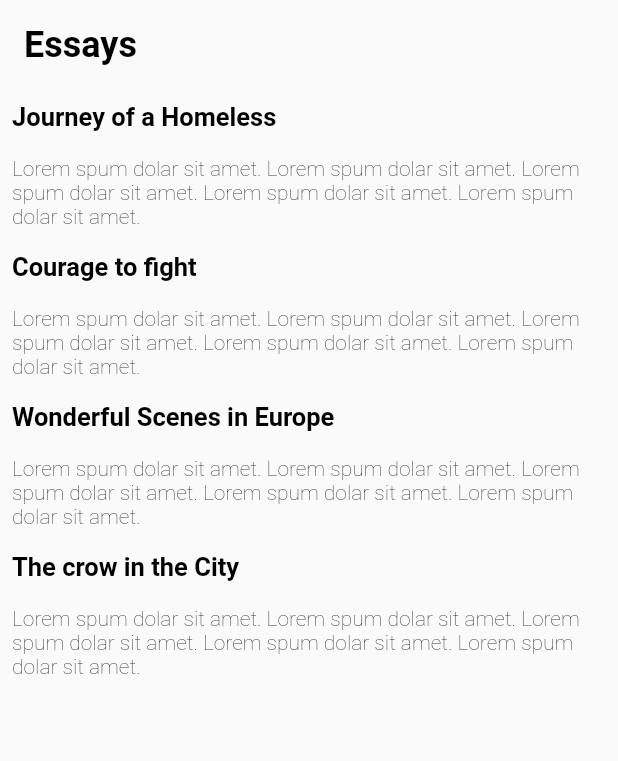
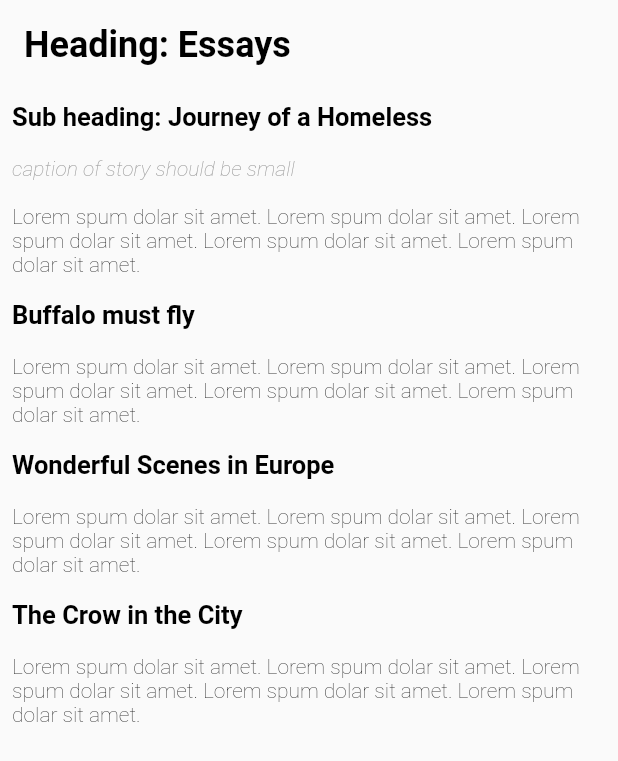
Before and after one commit to naveedjamali/flutter_named_constructor, a Flutter app: the screen it shows after launch, on a phone screen of 412 x 824 dp. Shown: the top 761 px of the screen. Run offline on Flutter 3.47's test engine with Material 2 defaults, Android fonts, the phone set to English and light mode, and no system bars.

Commit message:
New code added.

```diff
--- a/lib/main.dart
+++ b/lib/main.dart
@@ -14,18 +14,10 @@ class MyApp extends StatelessWidget {
     return MaterialApp(
       title: 'Flutter Demo',
       theme: ThemeData(
-        // This is the theme of your application.
-        //
-        // Try running your application with "flutter run". You'll see the
-        // application has a blue toolbar. Then, without quitting the app, try
-        // changing the primarySwatch below to Colors.green and then invoke
-        // "hot reload" (press "r" in the console where you ran "flutter run",
-        // or simply save your changes to "hot reload" in a Flutter IDE).
-        // Notice that the counter didn't reset back to zero; the application
-        // is not restarted.
+
         primarySwatch: Colors.blue,
       ),
-      home: HomeScreen(
+      home: Home(
         key: GlobalKey(),
       ),
     );
--- a/lib/screens/home.dart
+++ b/lib/screens/home.dart
@@ -1,8 +1,8 @@
 import 'package:flutter/material.dart';
 import 'package:flutter_named_constructor/widgets/my_text.dart';
 
-class HomeScreen extends StatelessWidget {
-  const HomeScreen({Key? key}) : super(key: key);
+class Home extends StatelessWidget {
+  const Home({Key? key}) : super(key: key);
 
   @override
   Widget build(BuildContext context) {
@@ -11,18 +11,19 @@ class HomeScreen extends StatelessWidget {
         mainAxisAlignment: MainAxisAlignment.start,
         crossAxisAlignment: CrossAxisAlignment.start,
         children: [
-          MyText.title("Essays"),
-          MyText.subTitle("Journey of a Homeless"),
-          MyText.paragraph(
+          Write.heading("Heading: Essays"),
+          Write.subheading("Sub heading: Journey of a Homeless"),
+          Write.caption("caption of story should be small"),
+          Write.paragraph(
               "Lorem spum dolar sit amet. Lorem spum dolar sit amet. Lorem spum dolar sit amet. Lorem spum dolar sit amet. Lorem spum dolar sit amet. "),
-          MyText.subTitle("Courage to fight"),
-          MyText.paragraph(
+          Write.subheading("Buffalo must fly"),
+          Write.paragraph(
               "Lorem spum dolar sit amet. Lorem spum dolar sit amet. Lorem spum dolar sit amet. Lorem spum dolar sit amet. Lorem spum dolar sit amet. "),
-          MyText.subTitle("Wonderful Scenes in Europe"),
-          MyText.paragraph(
+          Write.subheading("Wonderful Scenes in Europe"),
+          Write.paragraph(
               "Lorem spum dolar sit amet. Lorem spum dolar sit amet. Lorem spum dolar sit amet. Lorem spum dolar sit amet. Lorem spum dolar sit amet. "),
-          MyText.subTitle("The crow in the City"),
-          MyText.paragraph(
+          Write.subheading("The Crow in the City"),
+          Write.paragraph(
               "Lorem spum dolar sit amet. Lorem spum dolar sit amet. Lorem spum dolar sit amet. Lorem spum dolar sit amet. Lorem spum dolar sit amet. ")
         ],
       ),
--- a/lib/widgets/my_text.dart
+++ b/lib/widgets/my_text.dart
@@ -1,18 +1,24 @@
 import 'package:flutter/material.dart';
 
-class MyText extends StatelessWidget {
+class Write extends StatelessWidget {
   final String label;
-  Action myAction = Action.paragraph;
-  MyText.title(this.label, {Key? key}) : super(key: key) {
-    myAction = Action.title;
+
+  _Action myAction = _Action.paragraph;
+
+  Write.heading(this.label, {Key? key}) : super(key: key) {
+    myAction = _Action.heading;
   }
 
-  MyText.subTitle(this.label, {Key? key}) : super(key: key) {
-    myAction = Action.subtitle;
+  Write.subheading(this.label, {Key? key}) : super(key: key) {
+    myAction = _Action.subheading;
   }
 
-  MyText.paragraph(this.label, {Key? key}) : super(key: key) {
-    myAction = Action.paragraph;
+  Write.paragraph(this.label, {Key? key}) : super(key: key) {
+    myAction = _Action.paragraph;
+  }
+
+  Write.caption(this.label, {Key? key}) : super(key: key) {
+    myAction = _Action.caption;
   }
 
   @override
@@ -20,24 +26,31 @@ class MyText extends StatelessWidget {
     TextStyle style = const TextStyle();
 
     switch (myAction) {
-      case Action.title:
+      case _Action.heading:
         {
           style = const TextStyle(
               fontSize: 24, fontWeight: FontWeight.bold, color: Colors.black);
           break;
         }
-      case Action.subtitle:
+      case _Action.subheading:
         {
           style = const TextStyle(
               fontSize: 17, fontWeight: FontWeight.w600, color: Colors.black);
           break;
         }
-      case Action.paragraph:
+      case _Action.paragraph:
         {
           style = const TextStyle(
               fontSize: 14, fontWeight: FontWeight.w200, color: Colors.black);
           break;
         }
+        case _Action.caption:
+        {
+          style = const TextStyle(
+              fontSize: 14, fontWeight: FontWeight.w200, color: Colors.grey, fontStyle: FontStyle.italic);
+          break;
+        }
+
       default:
         {
           style = const TextStyle(fontSize: 14, color: Colors.black);
@@ -46,7 +59,7 @@ class MyText extends StatelessWidget {
     }
     return Container(
       padding:
-          myAction == Action.title ? EdgeInsets.all(16) : EdgeInsets.all(8),
+          myAction == _Action.heading ? EdgeInsets.all(16) : EdgeInsets.all(8),
       child: Text(
         label,
         style: style,
@@ -55,4 +68,4 @@ class MyText extends StatelessWidget {
   }
 }
 
-enum Action { title, subtitle, paragraph }
+enum _Action { heading, subheading, paragraph, caption }
```
